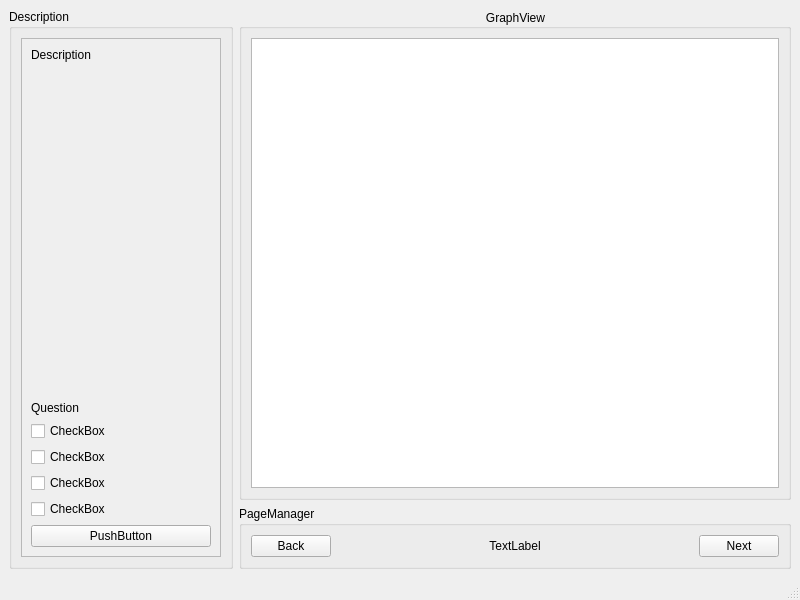
First picture: the form in DSFO/mainwindow.ui, repository Aleko-Louras/DSFO, before the edit.
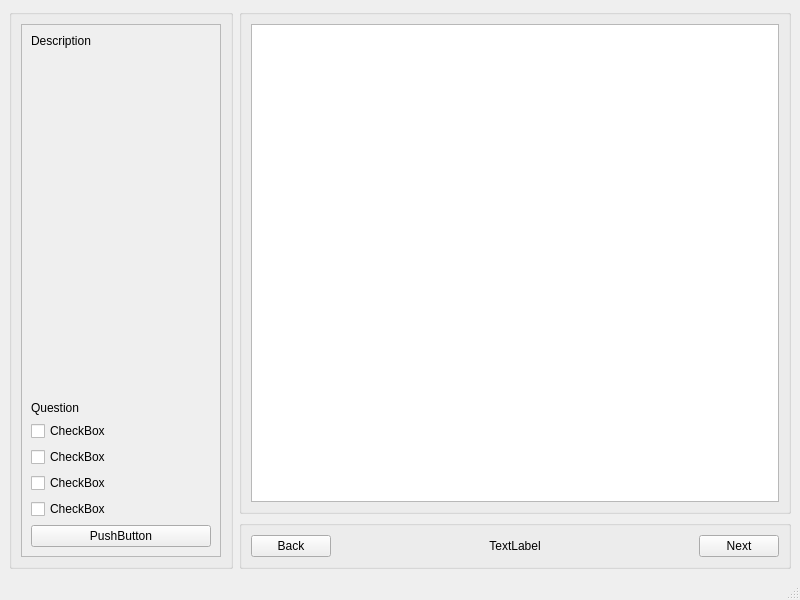
Second picture: the form after the edit. Custom widgets are drawn as their Qt base class.

Diff of the .ui file:
```diff
--- a/DSFO/mainwindow.ui
+++ b/DSFO/mainwindow.ui
@@ -24,7 +24,7 @@
        </size>
       </property>
       <property name="title">
-       <string>Description</string>
+       <string/>
       </property>
       <layout class="QVBoxLayout" name="verticalLayout">
        <item>
@@ -47,7 +47,7 @@
             <x>0</x>
             <y>0</y>
             <width>198</width>
-            <height>481</height>
+            <height>501</height>
            </rect>
           </property>
           <layout class="QVBoxLayout" name="verticalLayout_2">
@@ -127,7 +127,7 @@
     <item row="1" column="3">
      <widget class="QGroupBox" name="pageManager">
       <property name="title">
-       <string>PageManager</string>
+       <string/>
       </property>
       <layout class="QHBoxLayout" name="horizontalLayout_2">
        <item>
@@ -175,7 +175,7 @@
        <enum>Qt::RightToLeft</enum>
       </property>
       <property name="title">
-       <string>GraphView</string>
+       <string/>
       </property>
       <property name="alignment">
        <set>Qt::AlignCenter</set>
```
